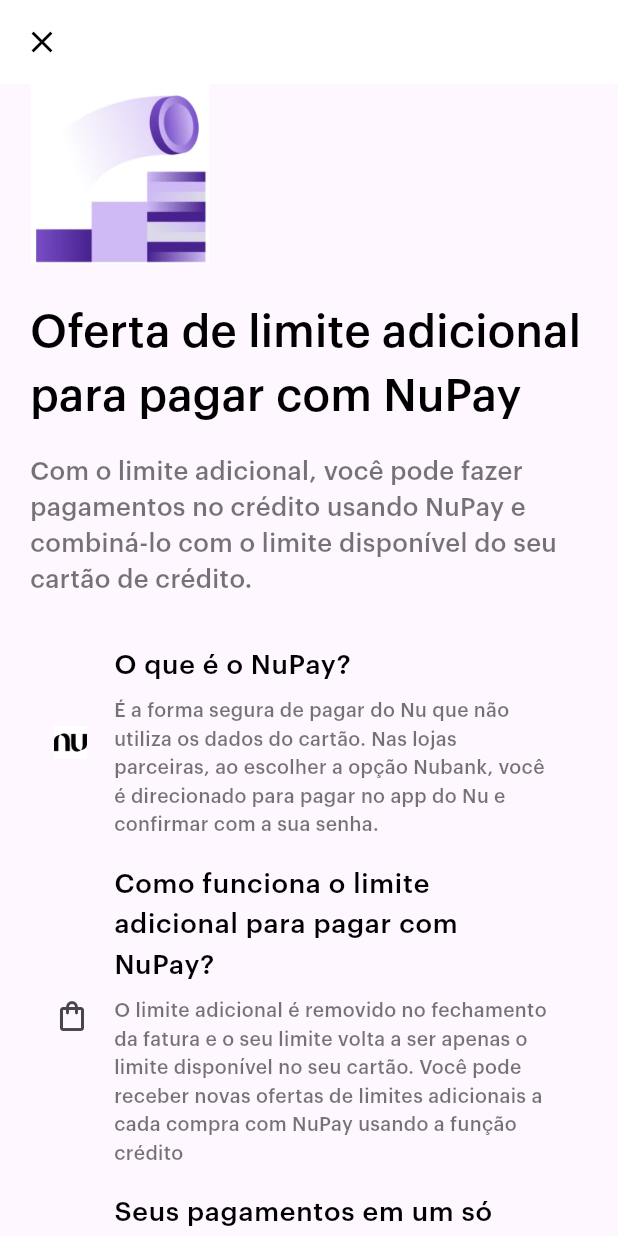
After one commit to marcossbbatista/nuproject, a Flutter app: the screen it shows after launch, after a tap on "Limite para NuPay", on a phone screen of 412 x 824 dp. The commit adds this screen. Run offline on Flutter 3.47's test engine with Material 3 defaults, Android fonts, the phone set to English and light mode, and no system bars.

Commit message:
tela_nupay

```diff
--- a/lib/meus_limites.dart
+++ b/lib/meus_limites.dart
@@ -2,6 +2,7 @@
 import 'package:intl/intl.dart';
 import 'package:nulimite/limite_ideal.dart';
 import 'package:flutter/services.dart';
+import 'package:nulimite/nupay.dart';
 
 class MeusLimites extends StatefulWidget {
   const MeusLimites({super.key});
@@ -34,6 +35,13 @@
       MaterialPageRoute(
         builder: (context) => LimiteIdeal(valorMaximo: valorMaximo),
       ),
+    );
+  }
+
+  void _abrirNuPay() {
+    Navigator.push(
+      context,
+      MaterialPageRoute(builder: (context) => Nupay()),
     );
   }
 
@@ -163,6 +171,9 @@
                   Icon(Icons.chevron_right),
                 ],
               ),
+              onTap: () {
+                _abrirNuPay();
+              },
             ),
           ],
         ),
--- /dev/null
+++ b/lib/nupay.dart
@@ -0,0 +1,135 @@
+import 'package:flutter/material.dart';
+
+class Nupay extends StatelessWidget {
+  const Nupay({super.key});
+
+  @override
+  Widget build(BuildContext context) {
+    return Scaffold(
+      appBar: AppBar(
+        leading: GestureDetector(
+          onTap: () => Navigator.pop(context),
+          child: Icon(Icons.close, color: Colors.black),
+        ),
+        elevation: 0,
+        backgroundColor: Colors.white,
+      ),
+      body: SingleChildScrollView(
+        child: Padding(
+          padding: EdgeInsets.only(left: 20, right: 20),
+          child: Column(
+            crossAxisAlignment: CrossAxisAlignment.start,
+            children: [
+              Image.asset(
+                'images/nupay.jpeg',
+                width: 120,
+                height: 120,
+              ),
+              const SizedBox(height: 24),
+              Text(
+                'Oferta de limite adicional para pagar com NuPay',
+                style: TextStyle(
+                  fontSize: 30,
+                  color: Colors.black,
+                ),
+                textAlign: TextAlign.start,
+              ),
+              const SizedBox(height: 16),
+              Text(
+                'Com o limite adicional, você pode fazer pagamentos no crédito usando NuPay e combiná-lo com o limite disponível do seu cartão de crédito.',
+                style: TextStyle(
+                  fontSize: 17,
+                  color: Colors.black54,
+                ),
+              ),
+              const SizedBox(height: 24),
+              ListTile(
+                leading: Image.asset(
+                  'images/icon_nubank_black.jpg',
+                  width: 22,
+                  height: 22,
+                ),
+                title: Text(
+                  'O que é o NuPay?',
+                  style: TextStyle(
+                    fontSize: 18,
+                    color: Colors.black,
+                  ),
+                ),
+                subtitle: Padding(
+                  padding: const EdgeInsets.only(top: 8.0),
+                  child: Text(
+                    'É a forma segura de pagar do Nu que não utiliza os dados do cartão. Nas lojas parceiras, ao escolher a opção Nubank, você é direcionado para pagar no app do Nu e confirmar com a sua senha.',
+                    style: TextStyle(
+                      fontSize: 13,
+                      color: Colors.black54,
+                    ),
+                  ),
+                ),
+              ),
+              ListTile(
+                leading: Icon(
+                  Icons.shopping_bag_outlined,
+                ),
+                title: Text(
+                  'Como funciona o limite adicional para pagar com NuPay?',
+                  style: TextStyle(
+                    fontSize: 18,
+                    color: Colors.black,
+                  ),
+                ),
+                subtitle: Padding(
+                  padding: const EdgeInsets.only(top: 8.0),
+                  child: Text(
+                    'O limite adicional é removido no fechamento da fatura e o seu limite volta a ser apenas o limite disponível no seu cartão. Você pode receber novas ofertas de limites adicionais a cada compra com NuPay usando a função crédito',
+                    style: TextStyle(
+                      fontSize: 13,
+                      color: Colors.black54,
+                    ),
+                  ),
+                ),
+              ),
+              ListTile(
+                leading: Icon(
+                  Icons.receipt_long,
+                ),
+                title: Text(
+                  'Seus pagamentos em um só lugar',
+                  style: TextStyle(
+                    fontSize: 18,
+                    color: Colors.black,
+                  ),
+                ),
+                subtitle: Padding(
+                  padding: const EdgeInsets.only(top: 8.0),
+                  child: Text(
+                    'Mesmo usando o limite temporário, as compras com NuPay no crédito aparecem notmalmente na sua fatura, junto com as outras compras no seu cartão de crédito.',
+                    style: TextStyle(
+                      fontSize: 13,
+                      color: Colors.black54,
+                    ),
+                  ),
+                ),
+              ),
+              SizedBox(height: 12),
+              Center(
+                child: ElevatedButton(
+                  style: ElevatedButton.styleFrom(
+                    backgroundColor: Colors.purple,
+                    padding: EdgeInsets.only(left: 75, right: 75),
+                  ),
+                  onPressed: () {},
+                  child: Text(
+                    'Ver onde posso usar',
+                    style: TextStyle(color: Colors.white, fontSize: 15),
+                  ),
+                ),
+              ),
+              SizedBox(height: 20),
+            ],
+          ),
+        ),
+      ),
+    );
+  }
+}
--- a/pubspec.yaml
+++ b/pubspec.yaml
@@ -64,6 +64,8 @@
   # assets:
   #   - images/a_dot_burr.jpeg
   #   - images/a_dot_ham.jpeg
+  assets:
+    - images/
 
   # An image asset can refer to one or more resolution-specific "variants", see
   # https://flutter.dev/assets-and-images/#resolution-aware
```
Also changed, not shown: images/icon_nubank_black.jpg (added), images/nupay.jpeg (added).
